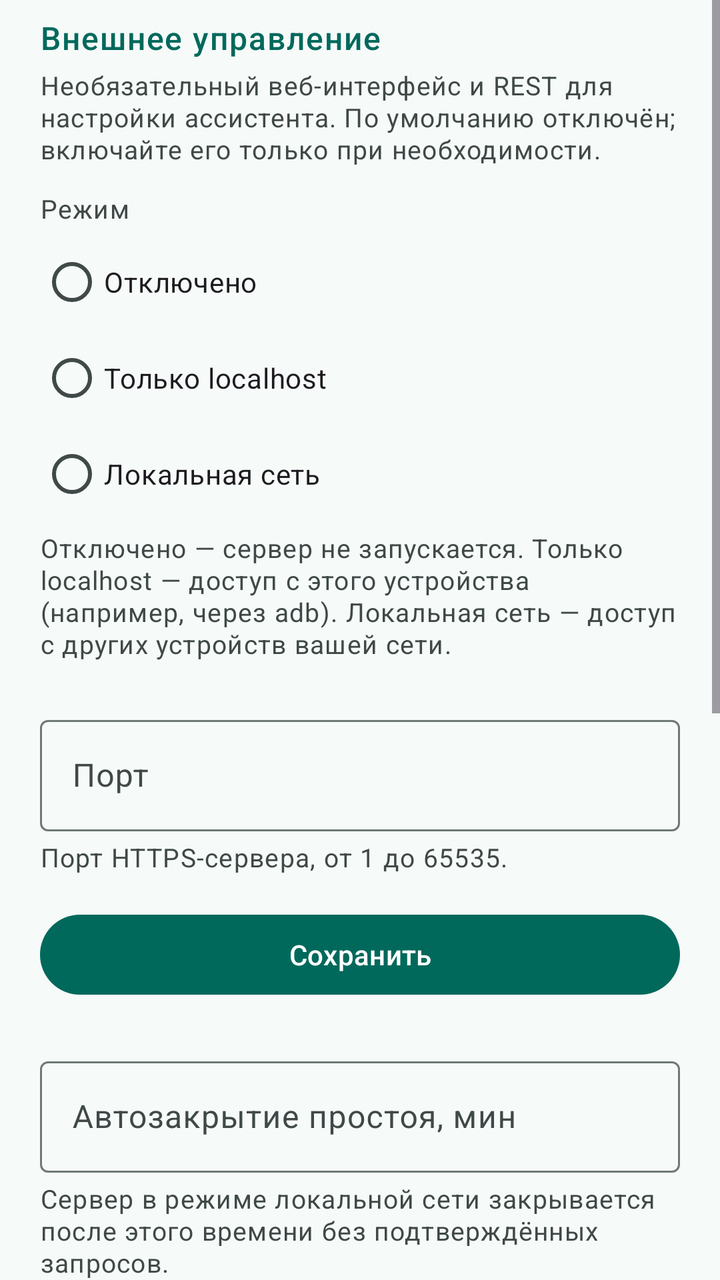
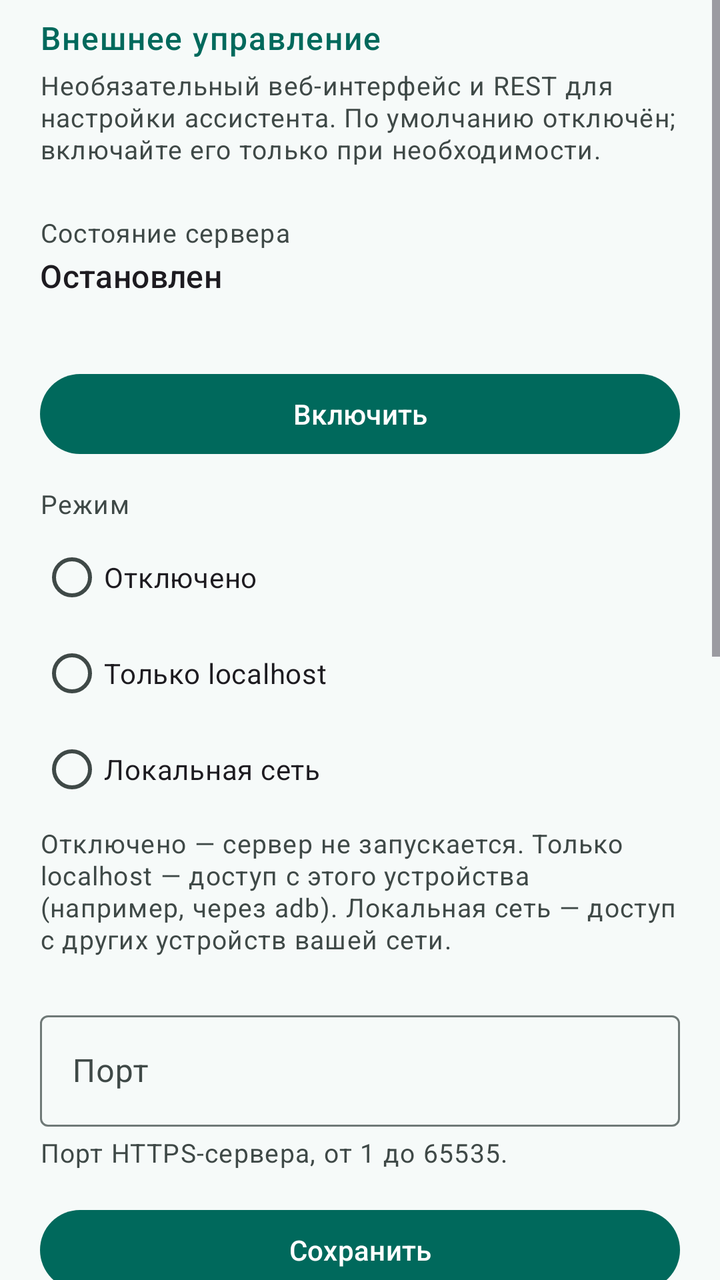

Compare the two renders of this Android layout. The source of the first and the diff that turns it into the second are given below.
<!-- AndroidManifest.xml: application theme Theme.Jarvis -->
<!-- res/layout/screen_settings_management.xml -->
<?xml version="1.0" encoding="utf-8"?>
<ScrollView xmlns:android="http://schemas.android.com/apk/res/android"
    xmlns:app="http://schemas.android.com/apk/res-auto"
    android:id="@+id/settingsManagementScreen"
    android:layout_width="match_parent"
    android:layout_height="match_parent"
    android:clipToPadding="false">

    <LinearLayout
        android:layout_width="match_parent"
        android:layout_height="wrap_content"
        android:orientation="vertical"
        android:paddingStart="20dp"
        android:paddingEnd="20dp"
        android:paddingTop="8dp"
        android:paddingBottom="28dp">

        <TextView
            android:layout_width="wrap_content"
            android:layout_height="wrap_content"
            android:text="@string/settings_management_section"
            style="@style/TextAppearance.Jarvis.SectionHeader"
            android:accessibilityHeading="true" />

        <TextView
            android:layout_width="match_parent"
            android:layout_height="wrap_content"
            android:layout_marginTop="4dp"
            android:text="@string/settings_management_info"
            style="@style/TextAppearance.Jarvis.Hint" />

        
        <TextView
            android:layout_width="match_parent"
            android:layout_height="wrap_content"
            android:layout_marginTop="12dp"
            android:text="@string/settings_management_mode_label"
            style="@style/TextAppearance.Jarvis.Hint" />

        <RadioGroup
            android:id="@+id/managementModeGroup"
            android:layout_width="match_parent"
            android:layout_height="wrap_content"
            android:layout_marginTop="@dimen/space_control_gap">

            <RadioButton
                android:id="@+id/managementModeDisabled"
                android:layout_width="match_parent"
                android:layout_height="wrap_content"
                android:minHeight="48dp"
                android:text="@string/settings_management_mode_disabled" />

            <RadioButton
                android:id="@+id/managementModeLocalhost"
                android:layout_width="match_parent"
                android:layout_height="wrap_content"
                android:minHeight="48dp"
                android:text="@string/settings_management_mode_localhost" />

            <RadioButton
                android:id="@+id/managementModeLan"
                android:layout_width="match_parent"
                android:layout_height="wrap_content"
                android:minHeight="48dp"
                android:text="@string/settings_management_mode_lan" />
        </RadioGroup>

        <TextView
            android:layout_width="match_parent"
            android:layout_height="wrap_content"
            android:layout_marginTop="4dp"
            android:text="@string/settings_management_mode_hint"
            style="@style/TextAppearance.Jarvis.Hint" />

        
        <com.google.android.material.textfield.TextInputLayout
            style="@style/Widget.Material3.TextInputLayout.OutlinedBox"
            android:id="@+id/managementPortInputLayout"
            android:layout_width="match_parent"
            android:layout_height="wrap_content"
            android:layout_marginTop="@dimen/space_section"
            android:hint="@string/settings_management_port_label">

            <com.google.android.material.textfield.TextInputEditText
                android:id="@+id/managementPortInput"
                android:layout_width="match_parent"
                android:layout_height="wrap_content"
                android:imeOptions="actionDone"
                android:inputType="number"
                android:maxLines="1" />
        </com.google.android.material.textfield.TextInputLayout>

        <TextView
            android:layout_width="match_parent"
            android:layout_height="wrap_content"
            android:layout_marginTop="4dp"
            android:text="@string/settings_management_port_hint"
            style="@style/TextAppearance.Jarvis.Hint" />

        <com.google.android.material.button.MaterialButton
            android:id="@+id/managementPortSaveButton"
            android:layout_width="match_parent"
            android:layout_height="wrap_content"
            android:layout_marginTop="@dimen/space_before_action"
            android:text="@string/save" />

        
        <com.google.android.material.textfield.TextInputLayout
            style="@style/Widget.Material3.TextInputLayout.OutlinedBox"
            android:id="@+id/managementIdleInputLayout"
            android:layout_width="match_parent"
            android:layout_height="wrap_content"
            android:layout_marginTop="@dimen/space_section"
            android:hint="@string/settings_management_idle_label">

            <com.google.android.material.textfield.TextInputEditText
                android:id="@+id/managementIdleInput"
                android:layout_width="match_parent"
                android:layout_height="wrap_content"
                android:imeOptions="actionDone"
                android:inputType="number"
                android:maxLines="1" />
        </com.google.android.material.textfield.TextInputLayout>

        <TextView
            android:layout_width="match_parent"
            android:layout_height="wrap_content"
            android:layout_marginTop="4dp"
            android:text="@string/settings_management_idle_hint"
            style="@style/TextAppearance.Jarvis.Hint" />

        <com.google.android.material.button.MaterialButton
            android:id="@+id/managementIdleSaveButton"
            android:layout_width="match_parent"
            android:layout_height="wrap_content"
            android:layout_marginTop="@dimen/space_before_action"
            android:text="@string/save" />

        
        <TextView
            android:layout_width="match_parent"
            android:layout_height="wrap_content"
            android:layout_marginTop="8dp"
            android:text="@string/settings_apply_service_restart"
            style="@style/TextAppearance.Jarvis.Hint" />

        
        <TextView
            android:layout_width="wrap_content"
            android:layout_height="wrap_content"
            android:layout_marginTop="@dimen/space_section"
            android:text="@string/settings_management_security_section"
            style="@style/TextAppearance.Jarvis.SectionHeader"
            android:accessibilityHeading="true" />

        <TextView
            android:layout_width="match_parent"
            android:layout_height="wrap_content"
            android:layout_marginTop="4dp"
            android:text="@string/settings_management_lan_warning"
            style="@style/TextAppearance.Jarvis.Hint" />

        <TextView
            android:layout_width="match_parent"
            android:layout_height="wrap_content"
            android:layout_marginTop="4dp"
            android:text="@string/settings_management_tls_warning"
            style="@style/TextAppearance.Jarvis.Hint" />

        <TextView
            android:layout_width="match_parent"
            android:layout_height="wrap_content"
            android:layout_marginTop="12dp"
            android:text="@string/settings_management_cert_label"
            style="@style/TextAppearance.Jarvis.Hint" />

        
        <TextView
            android:id="@+id/managementCertFingerprint"
            android:layout_width="match_parent"
            android:layout_height="wrap_content"
            android:layout_marginTop="2dp"
            android:fontFamily="monospace"
            android:text="@string/settings_management_cert_loading"
            style="@style/TextAppearance.Material3.BodySmall" />

        <TextView
            android:layout_width="match_parent"
            android:layout_height="wrap_content"
            android:layout_marginTop="12dp"
            android:text="@string/settings_management_password_label"
            style="@style/TextAppearance.Jarvis.Hint" />

        <TextView
            android:id="@+id/managementPasswordValue"
            android:layout_width="match_parent"
            android:layout_height="wrap_content"
            android:layout_marginTop="2dp"
            android:fontFamily="monospace"
            android:text="@string/settings_management_password_hidden"
            style="@style/TextAppearance.Material3.BodySmall" />

        <com.google.android.material.button.MaterialButton
            android:id="@+id/managementShowPasswordButton"
            style="@style/Widget.Material3.Button.OutlinedButton"
            android:layout_width="match_parent"
            android:layout_height="wrap_content"
            android:layout_marginTop="8dp"
            android:text="@string/settings_management_password_show" />

        <TextView
            android:layout_width="match_parent"
            android:layout_height="wrap_content"
            android:layout_marginTop="4dp"
            android:text="@string/settings_management_password_hint"
            style="@style/TextAppearance.Jarvis.Hint" />
    </LinearLayout>
</ScrollView>
<!-- resources referenced by this layout -->
<resources>
  <dimen name="space_before_action">16dp</dimen>
  <dimen name="space_control_gap">4dp</dimen>
  <dimen name="space_section">24dp</dimen>
  <string name="save">Сохранить</string>
  <string name="settings_apply_service_restart">Изменения вступят в силу после перезапуска службы.</string>
  <string name="settings_management_cert_label">Отпечаток сертификата (SHA-256)</string>
  <string name="settings_management_cert_loading">Вычисление…</string>
  <string name="settings_management_idle_hint">Сервер в режиме локальной сети закрывается после этого времени без подтверждённых запросов.</string>
  <string name="settings_management_idle_label">Автозакрытие простоя, мин</string>
  <string name="settings_management_info">Необязательный веб-интерфейс и REST для настройки ассистента. По умолчанию отключён; включайте его только при необходимости.</string>
  <string name="settings_management_lan_warning">В режиме локальной сети интерфейс управления доступен другим устройствам вашей сети. Включайте его только в доверенной сети.</string>
  <string name="settings_management_mode_disabled">Отключено</string>
  <string name="settings_management_mode_hint">Отключено — сервер не запускается. Только localhost — доступ с этого устройства (например, через adb). Локальная сеть — доступ с других устройств вашей сети.</string>
  <string name="settings_management_mode_label">Режим</string>
  <string name="settings_management_mode_lan">Локальная сеть</string>
  <string name="settings_management_mode_localhost">Только localhost</string>
  <string name="settings_management_password_hidden">••••••••</string>
  <string name="settings_management_password_hint">Пароль хранится на устройстве и показывается только по запросу. При смене пароля все сессии отзываются.</string>
  <string name="settings_management_password_label">Пароль управления</string>
  <string name="settings_management_password_show">Показать пароль</string>
  <string name="settings_management_port_hint">Порт HTTPS-сервера, от 1 до 65535.</string>
  <string name="settings_management_port_label">Порт</string>
  <string name="settings_management_section">Внешнее управление</string>
  <string name="settings_management_security_section">Безопасность</string>
  <string name="settings_management_tls_warning">Соединение защищено самоподписанным сертификатом: браузер покажет предупреждение — это ожидаемо.</string>
  <color name="jarvis_primary">#00695C</color>
  <color name="jarvis_on_primary">#FFFFFF</color>
  <color name="jarvis_primary_container">#B2F1E8</color>
  <color name="jarvis_on_primary_container">#00201C</color>
  <color name="jarvis_secondary">#7A5900</color>
  <color name="jarvis_on_secondary">#FFFFFF</color>
  <color name="jarvis_secondary_container">#FFDF9E</color>
  <color name="jarvis_on_secondary_container">#261A00</color>
  <color name="jarvis_surface">#F6FAF9</color>
  <color name="jarvis_on_surface">#171D1C</color>
  <color name="jarvis_surface_variant">#DAE5E2</color>
  <color name="jarvis_on_surface_variant">#3F4947</color>
  <color name="jarvis_outline">#6F7977</color>
  <color name="jarvis_error">#BA1A1A</color>
  <color name="jarvis_on_error">#FFFFFF</color>
  <color name="jarvis_error_container">#FFDAD6</color>
  <color name="jarvis_on_error_container">#410002</color>
  <style name="Widget.Jarvis.Button" parent="Widget.Material3.Button">
          <item name="android:minHeight">@dimen/touch_target_min</item>
      </style>
  <style name="Widget.Jarvis.Button.Outlined" parent="Widget.Material3.Button.OutlinedButton">
          <item name="android:minHeight">@dimen/touch_target_min</item>
      </style>
  <style name="Widget.Jarvis.Button.Text" parent="Widget.Material3.Button.TextButton">
          <item name="android:minHeight">@dimen/touch_target_min</item>
      </style>
  <color name="jarvis_background">#F6FAF9</color>
  <dimen name="touch_target_min">48dp</dimen>
  <!-- unchanged entries left out for length: 3 -->
</resources>

<!-- the commit's change to res/layout/screen_settings_management.xml (unified diff, before → after) -->
@@ -31,6 +31,37 @@
 
         
         <TextView
+            android:layout_width="wrap_content"
+            android:layout_height="wrap_content"
+            android:layout_marginTop="@dimen/space_section"
+            android:text="@string/settings_management_status_label"
+            style="@style/TextAppearance.Jarvis.Hint" />
+
+        <TextView
+            android:id="@+id/managementStatusValue"
+            android:layout_width="match_parent"
+            android:layout_height="wrap_content"
+            android:layout_marginTop="2dp"
+            android:text="@string/settings_management_status_stopped"
+            style="@style/TextAppearance.Material3.TitleMedium" />
+
+        <TextView
+            android:id="@+id/managementStatusDetail"
+            android:layout_width="match_parent"
+            android:layout_height="wrap_content"
+            android:layout_marginTop="2dp"
+            android:fontFamily="monospace"
+            style="@style/TextAppearance.Material3.BodySmall" />
+
+        <com.google.android.material.button.MaterialButton
+            android:id="@+id/managementToggleButton"
+            android:layout_width="match_parent"
+            android:layout_height="wrap_content"
+            android:layout_marginTop="@dimen/space_before_action"
+            android:text="@string/settings_management_activate" />
+
+        
+        <TextView
             android:layout_width="match_parent"
             android:layout_height="wrap_content"
             android:layout_marginTop="12dp"
@@ -171,23 +202,6 @@
             android:layout_width="match_parent"
             android:layout_height="wrap_content"
             android:layout_marginTop="12dp"
-            android:text="@string/settings_management_cert_label"
-            style="@style/TextAppearance.Jarvis.Hint" />
-
-        
-        <TextView
-            android:id="@+id/managementCertFingerprint"
-            android:layout_width="match_parent"
-            android:layout_height="wrap_content"
-            android:layout_marginTop="2dp"
-            android:fontFamily="monospace"
-            android:text="@string/settings_management_cert_loading"
-            style="@style/TextAppearance.Material3.BodySmall" />
-
-        <TextView
-            android:layout_width="match_parent"
-            android:layout_height="wrap_content"
-            android:layout_marginTop="12dp"
             android:text="@string/settings_management_password_label"
             style="@style/TextAppearance.Jarvis.Hint" />
 
<!-- resource entries referenced after the edit -->
@@ -5,8 +5,7 @@
   <dimen name="space_section">24dp</dimen>
   <string name="save">Сохранить</string>
   <string name="settings_apply_service_restart">Изменения вступят в силу после перезапуска службы.</string>
-  <string name="settings_management_cert_label">Отпечаток сертификата (SHA-256)</string>
-  <string name="settings_management_cert_loading">Вычисление…</string>
+  <string name="settings_management_activate">Включить</string>
   <string name="settings_management_idle_hint">Сервер в режиме локальной сети закрывается после этого времени без подтверждённых запросов.</string>
   <string name="settings_management_idle_label">Автозакрытие простоя, мин</string>
   <string name="settings_management_info">Необязательный веб-интерфейс и REST для настройки ассистента. По умолчанию отключён; включайте его только при необходимости.</string>
@@ -24,6 +23,8 @@
   <string name="settings_management_port_label">Порт</string>
   <string name="settings_management_section">Внешнее управление</string>
   <string name="settings_management_security_section">Безопасность</string>
+  <string name="settings_management_status_label">Состояние сервера</string>
+  <string name="settings_management_status_stopped">Остановлен</string>
   <string name="settings_management_tls_warning">Соединение защищено самоподписанным сертификатом: браузер покажет предупреждение — это ожидаемо.</string>
   <color name="jarvis_primary">#00695C</color>
   <color name="jarvis_on_primary">#FFFFFF</color>
